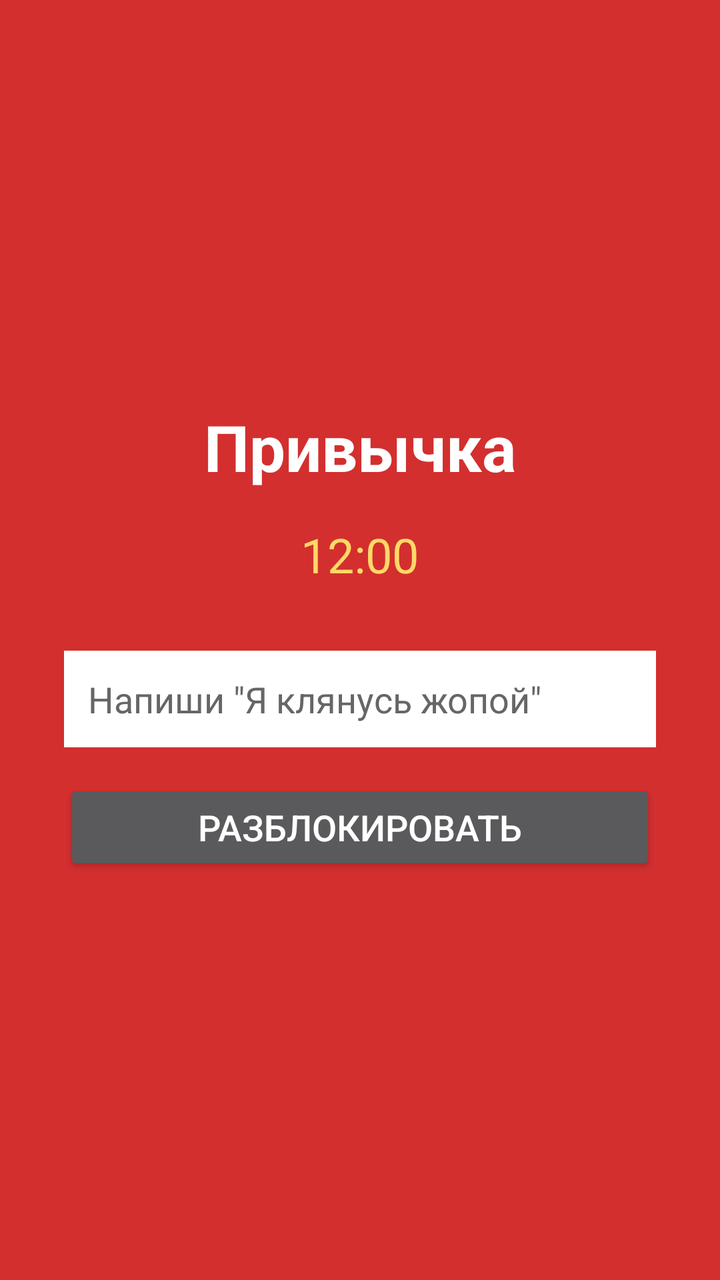
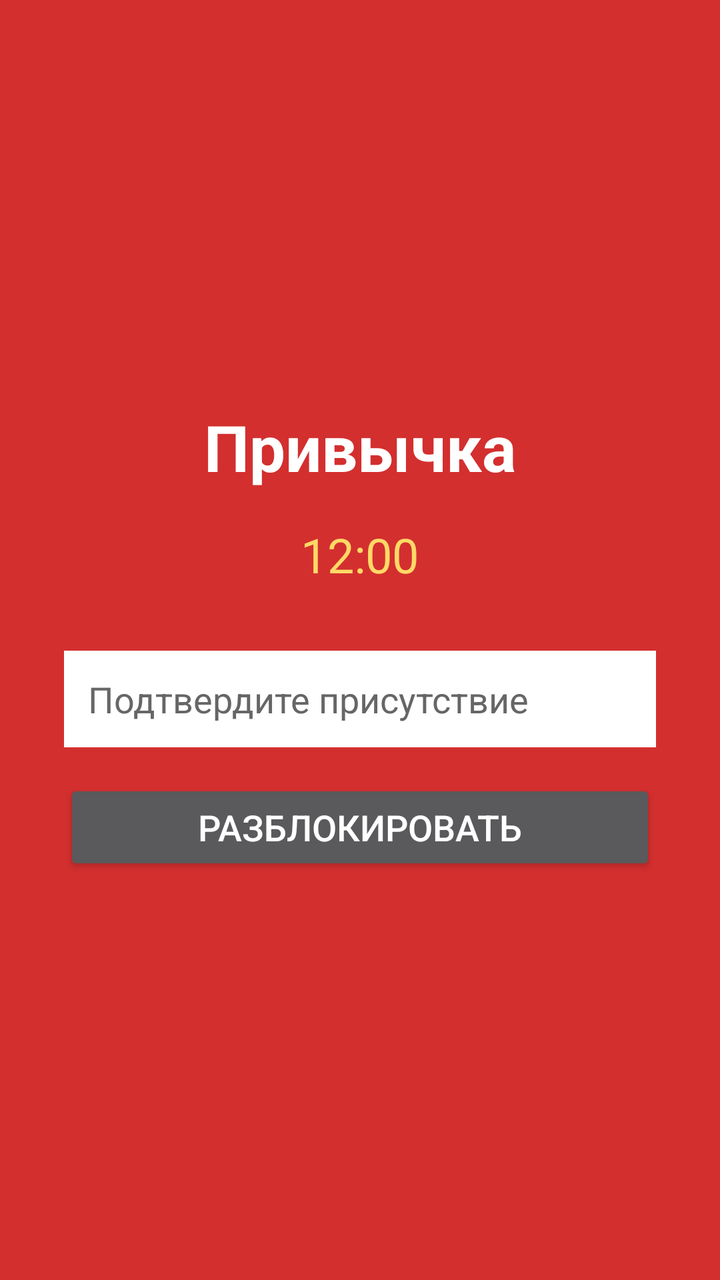

Before-and-after screenshots of an Android layout around one commit, followed by the original layout XML and the change that was made.
<!-- AndroidManifest.xml: application theme Theme.StrictHabitsApp -->
<!-- res/layout/lock_screen.xml -->
<?xml version="1.0" encoding="utf-8"?>
<FrameLayout xmlns:android="http://schemas.android.com/apk/res/android"
    android:layout_width="match_parent"
    android:layout_height="match_parent"
    android:background="#D32F2F">

    
    <Button
        android:id="@+id/btnTopUnlock"
        android:layout_width="wrap_content"
        android:layout_height="wrap_content"
        android:text="Разблокировать"
        android:textSize="14sp"
        android:layout_margin="12dp"
        android:visibility="gone"
        android:layout_gravity="top|end"
        android:backgroundTint="#FFFFFFFF"/>

    <LinearLayout
        android:layout_width="match_parent"
        android:layout_height="match_parent"
        android:orientation="vertical"
        android:gravity="center"
        android:padding="32dp">

        <TextView
            android:id="@+id/tvHabitName"
            android:layout_width="wrap_content"
            android:layout_height="wrap_content"
            android:text="Привычка"
            android:textSize="32sp"
            android:textColor="#FFFFFF"
            android:textStyle="bold"/>

        <TextView
            android:id="@+id/tvTime"
            android:layout_width="wrap_content"
            android:layout_height="wrap_content"
            android:text="12:00"
            android:textSize="24sp"
            android:textColor="#FFD966"
            android:layout_marginTop="16dp"
            android:layout_marginBottom="32dp"/>

        <EditText
            android:id="@+id/etConfirm"
            android:layout_width="match_parent"
            android:layout_height="wrap_content"
            android:hint='Напиши "Я клянусь жопой"'
            android:textColor="#000000"
            android:textColorHint="#666666"
            android:background="#FFFFFF"
            android:padding="12dp"
            android:layout_marginBottom="16dp"/>

        <Button
            android:id="@+id/btnUnlock"
            android:layout_width="match_parent"
            android:layout_height="wrap_content"
            android:text="РАЗБЛОКИРОВАТЬ"
            android:textSize="18sp"/>

    </LinearLayout>

</FrameLayout>
<!-- resources referenced by this layout -->
<resources>
  <style name="Theme.StrictHabitsApp" parent="Theme.AppCompat.NoActionBar">
          <item name="colorPrimary">#D32F2F</item>
          <item name="colorPrimaryDark">#B71C1C</item>
          <item name="colorAccent">#FF9800</item>
      </style>
</resources>

<!-- the commit's change to res/layout/lock_screen.xml (unified diff, before → after) -->
@@ -46,7 +46,7 @@
             android:id="@+id/etConfirm"
             android:layout_width="match_parent"
             android:layout_height="wrap_content"
-            android:hint='Напиши "Я клянусь жопой"'
+            android:hint="Подтвердите присутствие"
             android:textColor="#000000"
             android:textColorHint="#666666"
             android:background="#FFFFFF"
